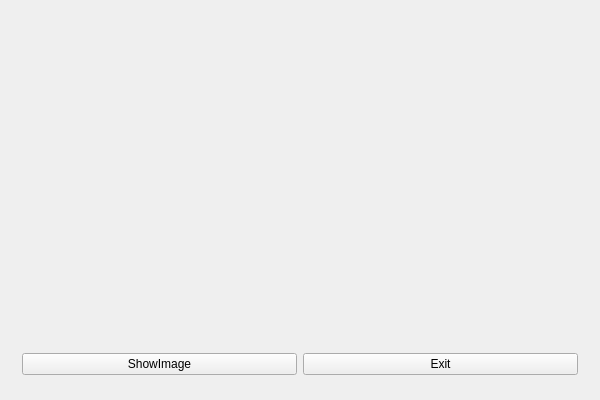
This is ImageAnalysis/imageanalysis.ui in fuyanzhi1234/ImageAnalysis as Qt 5 draws it before an edit. The edited form follows.
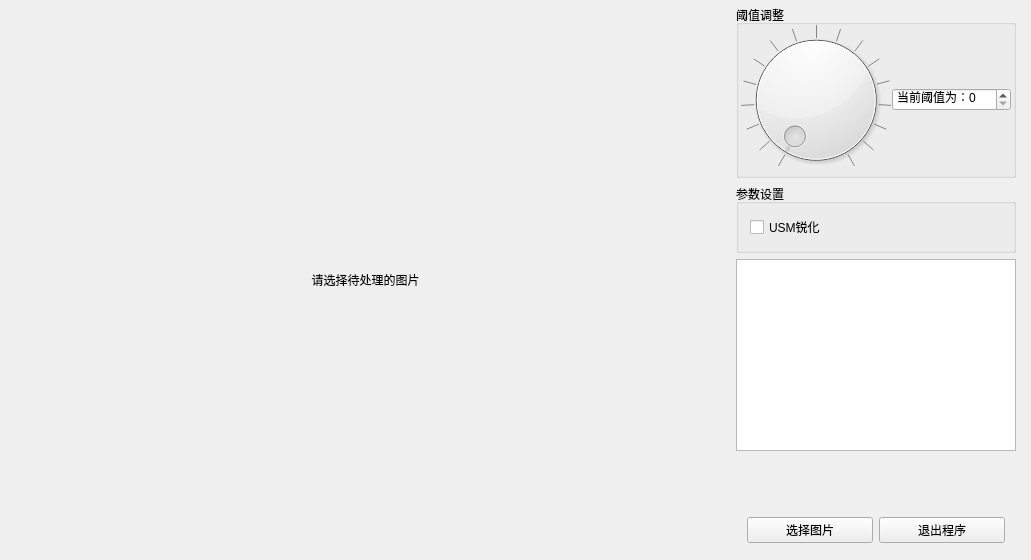
This is the edited form.

Diff of the .ui file:
```diff
--- a/ImageAnalysis/imageanalysis.ui
+++ b/ImageAnalysis/imageanalysis.ui
@@ -1,26 +1,271 @@
 <?xml version="1.0" encoding="UTF-8"?>
 <ui version="4.0">
  <class>ImageAnalysisClass</class>
- <widget class="QMainWindow" name="ImageAnalysisClass">
+ <widget class="QWidget" name="ImageAnalysisClass">
   <property name="geometry">
    <rect>
     <x>0</x>
     <y>0</y>
-    <width>600</width>
-    <height>400</height>
+    <width>1031</width>
+    <height>560</height>
    </rect>
   </property>
   <property name="windowTitle">
    <string>ImageAnalysis</string>
   </property>
-  <widget class="QWidget" name="centralWidget">
+  <layout class="QVBoxLayout" name="verticalLayout_2">
+   <property name="spacing">
+    <number>0</number>
+   </property>
+   <property name="leftMargin">
+    <number>0</number>
+   </property>
+   <property name="topMargin">
+    <number>0</number>
+   </property>
+   <property name="rightMargin">
+    <number>0</number>
+   </property>
+   <property name="bottomMargin">
+    <number>0</number>
+   </property>
+   <item>
    <layout class="QVBoxLayout" name="verticalLayout">
     <item>
+      <layout class="QHBoxLayout" name="horizontalLayout_2">
+       <property name="spacing">
+        <number>0</number>
+       </property>
+       <property name="leftMargin">
+        <number>5</number>
+       </property>
+       <property name="topMargin">
+        <number>5</number>
+       </property>
+       <property name="rightMargin">
+        <number>5</number>
+       </property>
+       <property name="bottomMargin">
+        <number>5</number>
+       </property>
+       <item>
      <widget class="QLabel" name="label_showimage">
       <property name="text">
+          <string>请选择待处理的图片</string>
+         </property>
+         <property name="scaledContents">
+          <bool>false</bool>
+         </property>
+         <property name="alignment">
+          <set>Qt::AlignCenter</set>
+         </property>
+        </widget>
+       </item>
+       <item>
+        <widget class="QWidget" name="verticalWidget" native="true">
+         <property name="sizePolicy">
+          <sizepolicy hsizetype="Fixed" vsizetype="Preferred">
+           <horstretch>0</horstretch>
+           <verstretch>0</verstretch>
+          </sizepolicy>
+         </property>
+         <property name="minimumSize">
+          <size>
+           <width>300</width>
+           <height>0</height>
+          </size>
+         </property>
+         <property name="maximumSize">
+          <size>
+           <width>200</width>
+           <height>16777215</height>
+          </size>
+         </property>
+         <layout class="QVBoxLayout" name="verticalLayout_3">
+          <property name="leftMargin">
+           <number>10</number>
+          </property>
+          <property name="topMargin">
+           <number>0</number>
+          </property>
+          <property name="rightMargin">
+           <number>10</number>
+          </property>
+          <property name="bottomMargin">
+           <number>0</number>
+          </property>
+          <item>
+           <layout class="QHBoxLayout" name="horizontalLayout_3">
+            <item>
+             <widget class="QGroupBox" name="groupBox">
+              <property name="sizePolicy">
+               <sizepolicy hsizetype="Preferred" vsizetype="Preferred">
+                <horstretch>0</horstretch>
+                <verstretch>0</verstretch>
+               </sizepolicy>
+              </property>
+              <property name="minimumSize">
+               <size>
+                <width>0</width>
+                <height>0</height>
+               </size>
+              </property>
+              <property name="maximumSize">
+               <size>
+                <width>9998</width>
+                <height>9998</height>
+               </size>
+              </property>
+              <property name="title">
+               <string>阈值调整</string>
+              </property>
+              <layout class="QHBoxLayout" name="horizontalLayout_4">
+               <property name="spacing">
+                <number>5</number>
+               </property>
+               <property name="leftMargin">
+                <number>2</number>
+               </property>
+               <property name="topMargin">
+                <number>0</number>
+               </property>
+               <property name="rightMargin">
+                <number>2</number>
+               </property>
+               <property name="bottomMargin">
+                <number>0</number>
+               </property>
+               <item>
+                <widget class="QDial" name="dial_main_thredhold">
+                 <property name="sizePolicy">
+                  <sizepolicy hsizetype="Fixed" vsizetype="Fixed">
+                   <horstretch>0</horstretch>
+                   <verstretch>0</verstretch>
+                  </sizepolicy>
+                 </property>
+                 <property name="minimumSize">
+                  <size>
+                   <width>150</width>
+                   <height>150</height>
+                  </size>
+                 </property>
+                 <property name="maximumSize">
+                  <size>
+                   <width>150</width>
+                   <height>150</height>
+                  </size>
+                 </property>
+                 <property name="toolTip">
+                  <string>使用鼠标滑轮滚动时，可以精确调整阈值</string>
+                 </property>
+                 <property name="maximum">
+                  <number>255</number>
+                 </property>
+                 <property name="pageStep">
+                  <number>1</number>
+                 </property>
+                 <property name="value">
+                  <number>0</number>
+                 </property>
+                 <property name="sliderPosition">
+                  <number>0</number>
+                 </property>
+                 <property name="orientation">
+                  <enum>Qt::Horizontal</enum>
+                 </property>
+                 <property name="invertedAppearance">
+                  <bool>false</bool>
+                 </property>
+                 <property name="invertedControls">
+                  <bool>false</bool>
+                 </property>
+                 <property name="wrapping">
+                  <bool>false</bool>
+                 </property>
+                 <property name="notchTarget">
+                  <double>16.000000000000000</double>
+                 </property>
+                 <property name="notchesVisible">
+                  <bool>true</bool>
+                 </property>
+                </widget>
+               </item>
+               <item>
+                <widget class="QSpinBox" name="spinBox_main_thredhold">
+                 <property name="suffix">
        <string/>
       </property>
-     </widget>
+                 <property name="prefix">
+                  <string>当前阈值为：</string>
+                 </property>
+                 <property name="maximum">
+                  <number>255</number>
+                 </property>
+                </widget>
+               </item>
+              </layout>
+             </widget>
+            </item>
+           </layout>
+          </item>
+          <item>
+           <widget class="QGroupBox" name="groupBox_2">
+            <property name="sizePolicy">
+             <sizepolicy hsizetype="Fixed" vsizetype="Preferred">
+              <horstretch>0</horstretch>
+              <verstretch>0</verstretch>
+             </sizepolicy>
+            </property>
+            <property name="minimumSize">
+             <size>
+              <width>280</width>
+              <height>0</height>
+             </size>
+            </property>
+            <property name="maximumSize">
+             <size>
+              <width>280</width>
+              <height>16777215</height>
+             </size>
+            </property>
+            <property name="title">
+             <string>参数设置</string>
+            </property>
+            <layout class="QVBoxLayout" name="verticalLayout_4">
+             <item>
+              <widget class="QCheckBox" name="checkBox_main_usmsharp">
+               <property name="toolTip">
+                <string>当图片比较模糊时，请选择此选项</string>
+               </property>
+               <property name="statusTip">
+                <string/>
+               </property>
+               <property name="whatsThis">
+                <string/>
+               </property>
+               <property name="text">
+                <string>USM锐化</string>
+               </property>
+              </widget>
+             </item>
+            </layout>
+           </widget>
+          </item>
+          <item>
+           <widget class="QListWidget" name="listWidget_main_regions"/>
+          </item>
+          <item>
+           <spacer name="verticalSpacer">
+            <property name="orientation">
+             <enum>Qt::Vertical</enum>
+            </property>
+            <property name="sizeHint" stdset="0">
+             <size>
+              <width>20</width>
+              <height>40</height>
+             </size>
+            </property>
+           </spacer>
     </item>
     <item>
      <widget class="QWidget" name="horizontalWidget" native="true">
@@ -46,14 +291,14 @@
        <item>
         <widget class="QPushButton" name="pushButton_showimage">
          <property name="text">
-          <string>ShowImage</string>
+                <string>选择图片</string>
          </property>
         </widget>
        </item>
        <item>
         <widget class="QPushButton" name="pushButton_exit">
          <property name="text">
-          <string>Exit</string>
+                <string>退出程序</string>
          </property>
         </widget>
        </item>
@@ -62,6 +307,12 @@
     </item>
    </layout>
   </widget>
+       </item>
+      </layout>
+     </item>
+    </layout>
+   </item>
+  </layout>
  </widget>
  <layoutdefault spacing="6" margin="11"/>
  <resources>
```
Left out of the diff: 4 changed lines with no effect on the pictures. Lines whose indentation alone changed are shown as unchanged.
